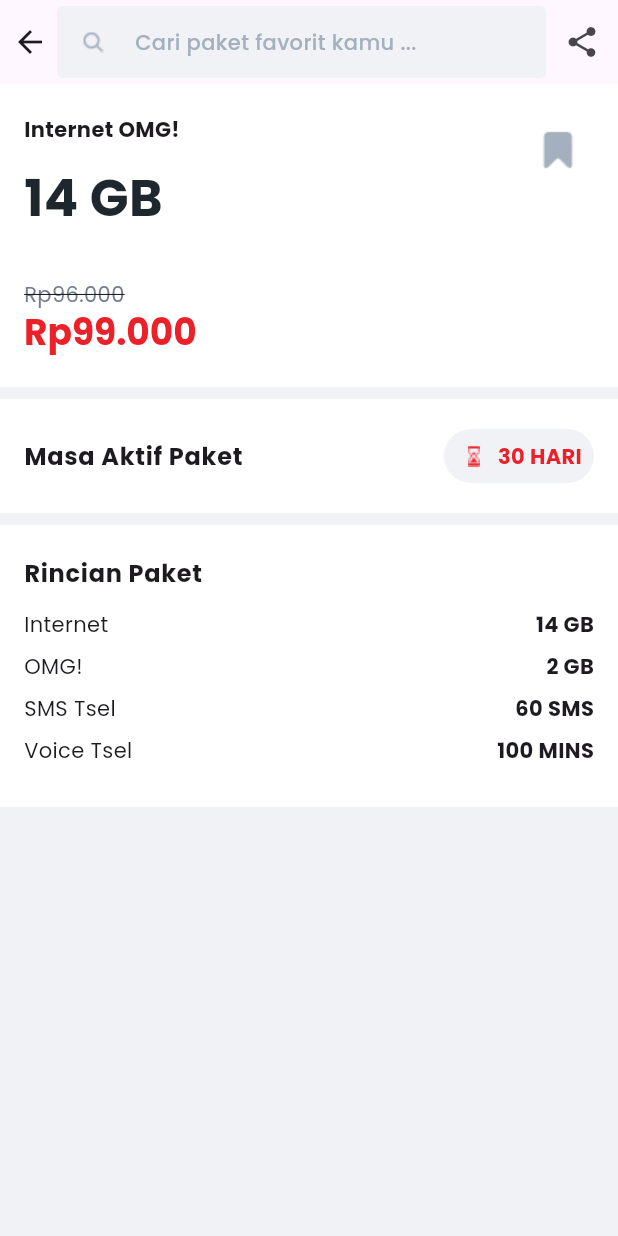
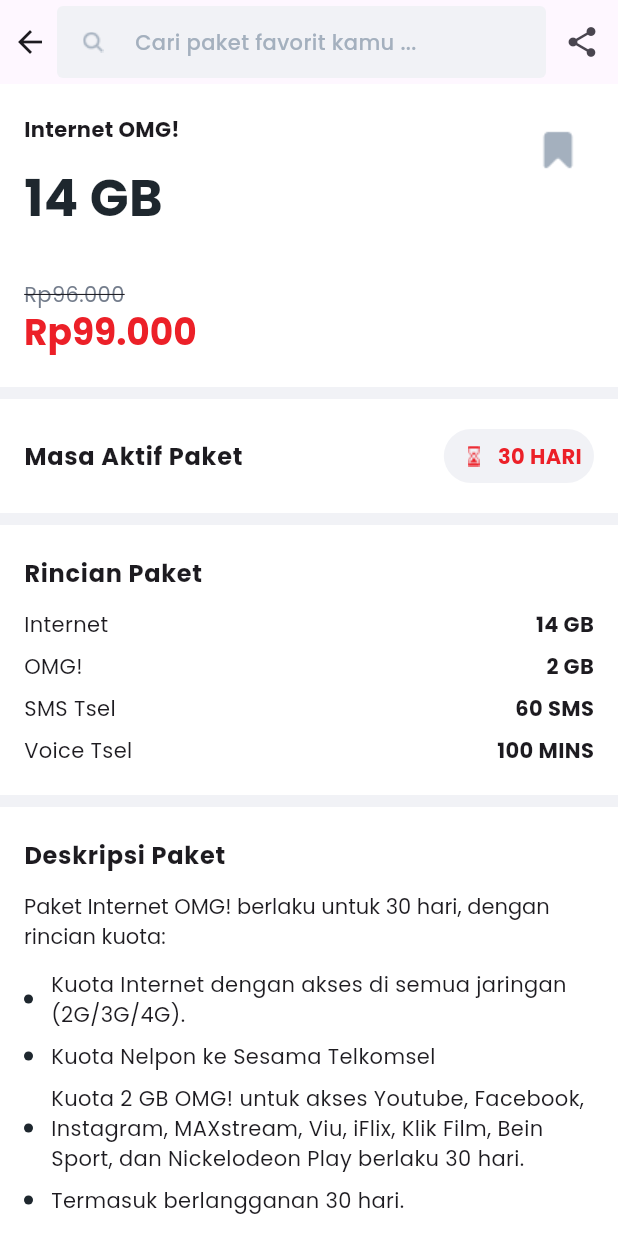
Before and after one commit to ziss11/mytelkomsel-clone-ui, a Flutter app: the PackageDetail screen opened directly with sample values from the repository, on a phone screen of 412 x 824 dp. Run offline on Flutter 3.47's test engine with Material 2 defaults, Android fonts, the phone set to English and light mode, and no system bars; our stand-ins replace equatable, go_router, google_fonts.

Commit message:
create deskripsi paket

```diff
--- a/lib/presentation/pages/package_detail.dart
+++ b/lib/presentation/pages/package_detail.dart
@@ -19,11 +19,13 @@ class PackageDetail extends StatelessWidget {
       appBar: _appBar(),
       body: SafeArea(
         child: SingleChildScrollView(
+          physics: const BouncingScrollPhysics(),
           child: Column(
             children: [
               _header(context),
               _masaAktif(context),
-              _rincianPaket(context)
+              _rincianPaket(context),
+              _deskripsiPaket(context),
             ],
           ),
         ),
@@ -190,9 +192,7 @@ class PackageDetail extends StatelessWidget {
 
   Widget _rincianItem(
       BuildContext context, String label, dynamic data, String unit) {
-    return Padding(
-      padding: const EdgeInsets.only(bottom: 8),
-      child: Row(
+    return Row(
       mainAxisAlignment: MainAxisAlignment.spaceBetween,
       children: [
         Text(
@@ -207,7 +207,6 @@ class PackageDetail extends StatelessWidget {
               ?.copyWith(fontWeight: FontWeight.w700),
         ),
       ],
-      ),
     );
   }
 
@@ -233,6 +232,7 @@ class PackageDetail extends StatelessWidget {
             height: 12,
           ),
           Wrap(
+            runSpacing: 8,
             children: [
               _rincianItem(context, "Internet", paket.data, paket.unit),
               _rincianItem(context, "OMG!", 2, "gb"),
@@ -244,4 +244,84 @@ class PackageDetail extends StatelessWidget {
       ),
     );
   }
+
+  Widget _deskripsiItem(BuildContext context, String description) {
+    return Row(
+      crossAxisAlignment: CrossAxisAlignment.center,
+      children: [
+        Container(
+          width: 6,
+          height: 6,
+          margin: const EdgeInsets.only(right: 12),
+          decoration: BoxDecoration(
+            color: AppColors.black,
+            borderRadius: BorderRadius.circular(50),
+          ),
+        ),
+        Expanded(
+          child: Text(
+            description,
+            style: Theme.of(context).textTheme.bodyText2,
+          ),
+        ),
+      ],
+    );
   }
+
+  Widget _deskripsiPaket(BuildContext context) {
+    return Container(
+      color: AppColors.white,
+      margin: const EdgeInsets.only(bottom: 8),
+      padding: const EdgeInsets.symmetric(
+        horizontal: 16,
+        vertical: 20,
+      ),
+      child: Column(
+        crossAxisAlignment: CrossAxisAlignment.start,
+        children: [
+          Text(
+            "Deskripsi Paket",
+            style: Theme.of(context)
+                .textTheme
+                .bodyText1
+                ?.copyWith(fontWeight: FontWeight.w700),
+          ),
+          const SizedBox(
+            height: 12,
+          ),
+          Text(
+            "Paket Internet OMG! berlaku untuk 30 hari, dengan rincian kuota:",
+            style: Theme.of(context)
+                .textTheme
+                .bodyText2
+                ?.copyWith(letterSpacing: 0),
+          ),
+          const SizedBox(
+            height: 12,
+          ),
+          Wrap(
+            runSpacing: 8,
+            children: [
+              _deskripsiItem(
+                context,
+                "Kuota Internet dengan akses di semua jaringan (2G/3G/4G).",
+              ),
+              _deskripsiItem(
+                context,
+                "Kuota Nelpon ke Sesama Telkomsel",
+              ),
+              _deskripsiItem(
+                context,
+                "Kuota 2 GB OMG! untuk akses Youtube, Facebook, Instagram, MAXstream, Viu, iFlix, Klik Film, Bein Sport, dan Nickelodeon Play berlaku 30 hari.",
+              ),
+              _deskripsiItem(
+                context,
+                "Termasuk berlangganan 30 hari.",
+              ),
+            ],
+          ),
+        ],
+      ),
+    );
+  }
+}
```
Lines whose indentation alone changed are shown as unchanged.
